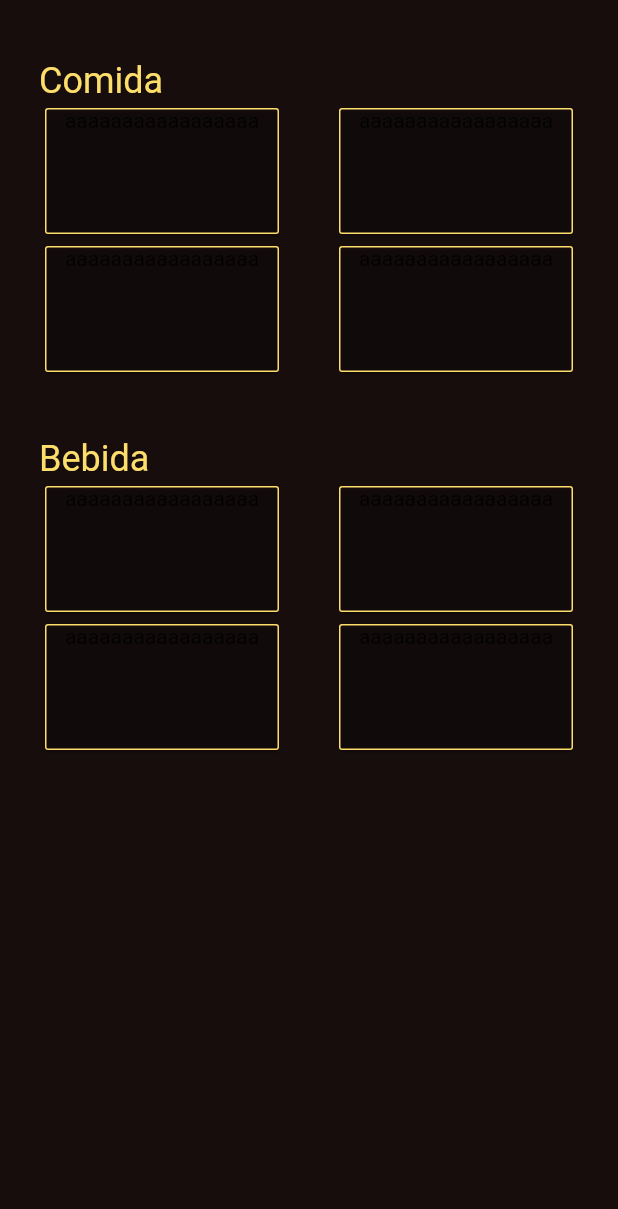
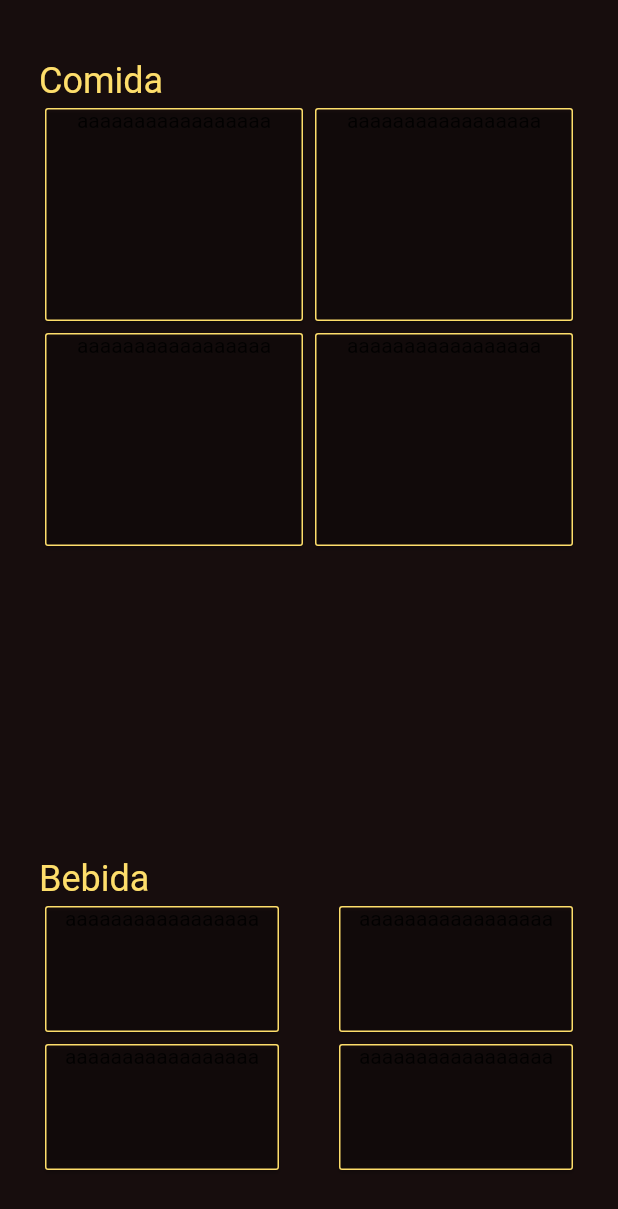
Before and after one commit to CauiDavis/cinefood, a Flutter app: the HomeClient screen opened directly, on a phone screen of 412 x 824 dp. Shown: the top 1209 px of the screen. Run offline on Flutter 3.47's test engine with Material 2 defaults, Android fonts, the phone set to English and light mode, and no system bars.

Commit message:
Update home_client.dart

```diff
--- a/lib/screens/home_client.dart
+++ b/lib/screens/home_client.dart
@@ -8,41 +8,34 @@ class HomeClient extends StatelessWidget {
   @override
   Widget build(BuildContext context) {
     return Scaffold(
-
       body: SafeArea(
           child: Center(
               child: Padding(
         padding: const EdgeInsets.symmetric(vertical: 40, horizontal: 26),
-        child: Column(children: [
-            SizedBox(
-                width: MediaQuery.of(context).size.width * 0.95,
         child: Column(
           crossAxisAlignment: CrossAxisAlignment.start,
           children: [
-                    Text(
-                      'Comida',
+            Text('Comida',
                 style: TextStyle(
                   color: Color(0xFFFEDE6B),
                   fontSize: 24,
+                )),
+            Expanded(
+                child: SizedBox.expand(
+                    child: GridView.builder(
+              gridDelegate: SliverGridDelegateWithFixedCrossAxisCount(
+                crossAxisCount: 2,
+
+                childAspectRatio: 1.2,
               ),
+              itemCount: 4,
+              itemBuilder: (context, index) {
+                return CardsHome();
+              },
+            ))),
+            SizedBox(
+              height: 40,
             ),
-                    Row(
-                      mainAxisAlignment: MainAxisAlignment.spaceBetween,
-                      children: [
-                        CardsHome(),
-                        CardsHome(),
-                      ],
-                    ),
-                    Row(
-                      mainAxisAlignment: MainAxisAlignment.spaceBetween,
-                      children: [
-                        CardsHome(),
-                        CardsHome(),
-                      ],
-                    )
-                  ],
-                )),
-                SizedBox(height: 40,),
             SizedBox(
                 width: MediaQuery.of(context).size.width * 0.95,
                 child: Column(
@@ -71,8 +64,8 @@ class HomeClient extends StatelessWidget {
                     )
                   ],
                 )),
-          ],),
-
+          ],
+        ),
       ))),
     );
   }
```
Lines whose indentation alone changed are shown as unchanged.
